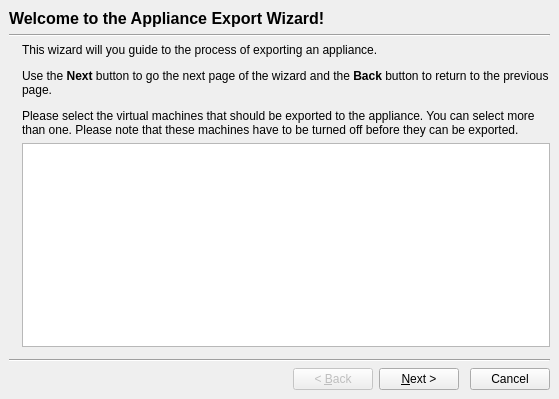
The window that vbox/src/VBox/Frontends/VirtualBox/ui/VBoxExportApplianceWzd.ui (jljuxgm/vboxgit) describes before a commit, drawn with Qt 5.
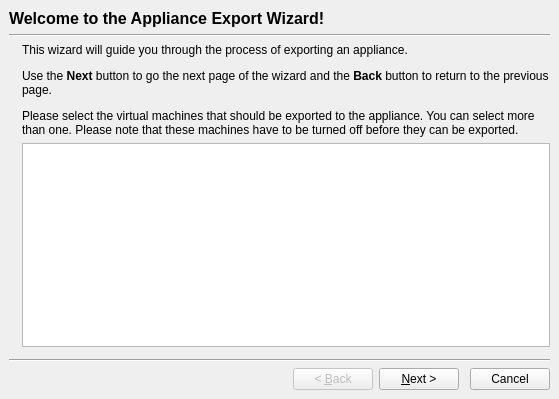
The same window after the commit. The open tabs and pages were chosen to show the change. Icons and pictures are not drawn. Custom widgets are drawn as their Qt base class.

Diff of the .ui file:
```diff
--- a/vbox/src/VBox/Frontends/VirtualBox/ui/VBoxExportApplianceWzd.ui
+++ b/vbox/src/VBox/Frontends/VirtualBox/ui/VBoxExportApplianceWzd.ui
@@ -106,7 +106,7 @@
 &lt;html&gt;&lt;head&gt;&lt;meta name=&quot;qrichtext&quot; content=&quot;1&quot; /&gt;&lt;style type=&quot;text/css&quot;&gt;
 p, li { white-space: pre-wrap; }
 &lt;/style&gt;&lt;/head&gt;&lt;body&gt;
-&lt;p style=&quot; margin-top:12px; margin-bottom:12px; margin-left:0px; margin-right:0px; -qt-block-indent:0; text-indent:0px;&quot;&gt;This wizard will you guide to the process of exporting an appliance. &lt;/p&gt;
+&lt;p style=&quot; margin-top:12px; margin-bottom:12px; margin-left:0px; margin-right:0px; -qt-block-indent:0; text-indent:0px;&quot;&gt;This wizard will guide you through the process of exporting an appliance. &lt;/p&gt;
 &lt;p style=&quot; margin-top:12px; margin-bottom:12px; margin-left:0px; margin-right:0px; -qt-block-indent:0; text-indent:0px;&quot;&gt;Use the &lt;span style=&quot; font-weight:600;&quot;&gt;Next&lt;/span&gt; button to go the next page of the wizard and the &lt;span style=&quot; font-weight:600;&quot;&gt;Back&lt;/span&gt; button to return to the previous page.&lt;/p&gt;
 &lt;p style=&quot; margin-top:12px; margin-bottom:12px; margin-left:0px; margin-right:0px; -qt-block-indent:0; text-indent:0px;&quot;&gt;Please select the virtual machines that should be exported to the appliance. You can select more than one. Please note that these machines have to be turned off before they can be exported.&lt;/p&gt;&lt;/body&gt;&lt;/html&gt;</string>
            </property>
```
